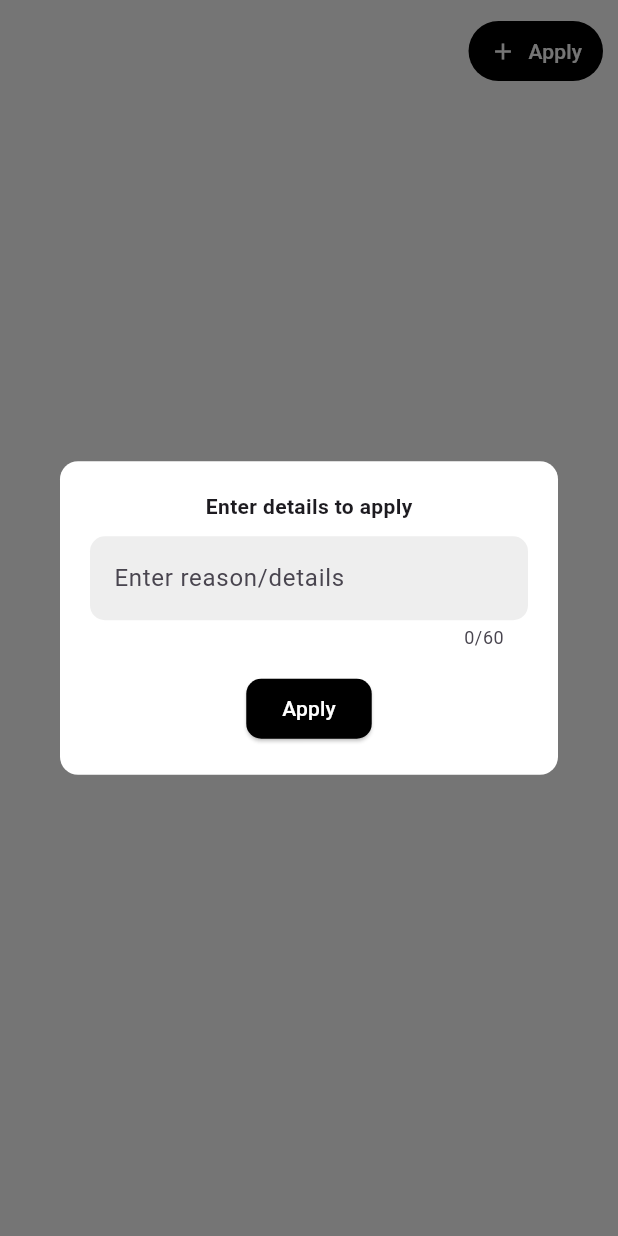
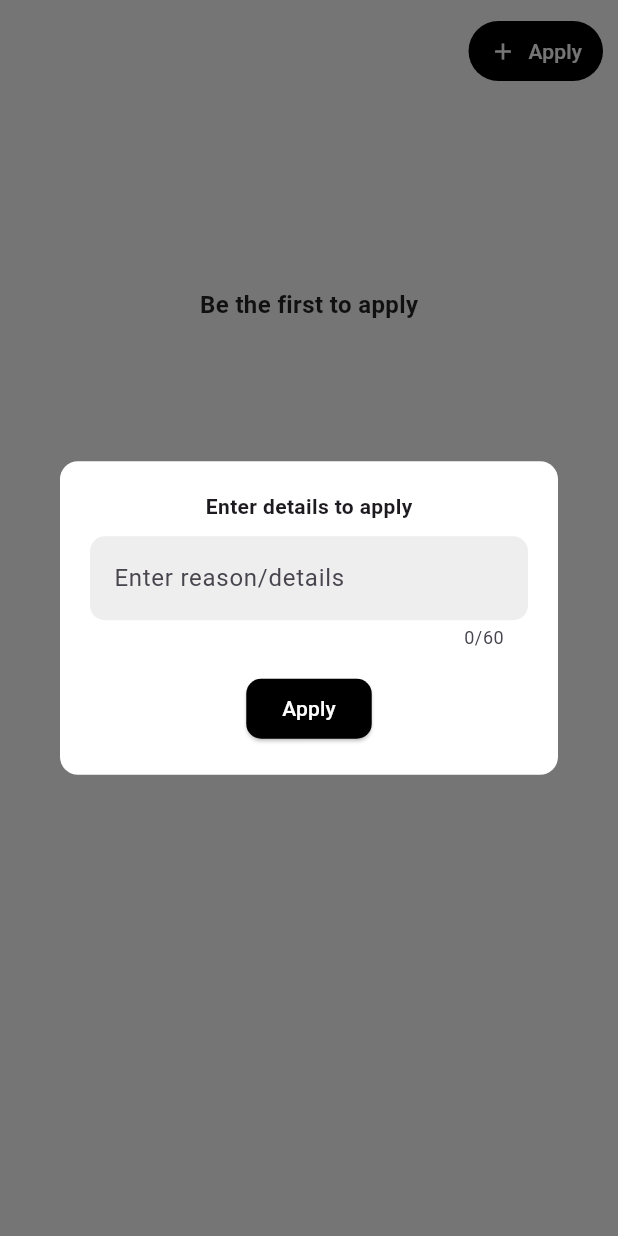
Before and after one commit to jainambarbhaya1509/Scheduler, a Flutter app: the ApplyModal widget shown alone on an empty page, opened directly with empty values, after a tap on "Apply", on a phone screen of 412 x 824 dp. Run offline on Flutter 3.47's test engine with Material 3 defaults, Android fonts, the phone set to English and light mode, and no system bars; our stand-ins replace cloud_firestore, device_preview, firebase_core, get; missing offline and left inert: excel; accounts and stored records are empty.

Commit message:
added paged for time table coordinator

```diff
--- a/lib/controller/login_controller.dart
+++ b/lib/controller/login_controller.dart
@@ -49,6 +49,8 @@ class LoginController extends GetxController {
         user["email"] ?? "",
         user["department"] ?? "",
         hod: user["isHOD"] ?? false,
+        admin: user["isAdmin"] ?? false,
+
       );
 
       Get.snackbar("Success", "Welcome ${user['username']}");
--- a/lib/controller/profile_controller.dart
+++ b/lib/controller/profile_controller.dart
@@ -9,6 +9,7 @@ class ProfileController extends GetxController {
   final username = "".obs;
   final email = "".obs;
   final isHOD = false.obs;
+  final isAdmin = false.obs;
   final loading = true.obs;
 
   final String userEmail;
@@ -36,6 +37,8 @@ class ProfileController extends GetxController {
         username.value = data["username"] ?? "";
         email.value = data["email"] ?? "";
         isHOD.value = data["isHOD"] ?? false;
+        isAdmin.value = data["isAdmin"] ?? false;
+
       }
     }, onError: (e) {
       loading.value = false;
--- a/lib/controller/user_controller.dart
+++ b/lib/controller/user_controller.dart
@@ -6,14 +6,16 @@ class UserController extends GetxController {
   final RxString email = "".obs;
   final RxString department = "".obs;
   final RxBool isHOD = false.obs;
+  final RxBool isAdmin = false.obs;
 
   /// Set the current logged-in user info
-  void setUser(String id, String name, String userEmail, String dept, {bool hod = false}) {
+  void setUser(String id, String name, String userEmail, String dept, {bool hod = false, bool admin = false}) {
     userId.value = id;
     username.value = name;
     email.value = userEmail;
     department.value = dept;
     isHOD.value = hod;
+    isAdmin.value = admin;
   }
 
   /// Clear user data on logout
@@ -23,5 +25,6 @@ class UserController extends GetxController {
     email.value = "";
     department.value = "";
     isHOD.value = false;
+    isAdmin.value = false;
   }
 }
--- a/lib/pages/login/login_page.dart
+++ b/lib/pages/login/login_page.dart
@@ -82,8 +82,8 @@ class LoginPage extends StatelessWidget {
                   if (user != null) {
                     final email = controller.emailController.text.trim();
                     final isHOD = user["isHOD"] ?? false;
-
-                    Get.off(() => HomePage(loggedEmail: email, isHOD: isHOD));
+                    final isAdmin = user["isAdmin"] ?? false;
+                    Get.off(() => HomePage(loggedEmail: email, isHOD: isHOD, isAdmin: isAdmin,));
                   }
                 },
           label: controller.isLoading.value
--- a/lib/pages/profile/profile_page.dart
+++ b/lib/pages/profile/profile_page.dart
@@ -33,7 +33,7 @@ class ProfilePage extends StatelessWidget {
               const SizedBox(height: 30),
               _buildInfoTile("Name", controller.username.value),
               _buildInfoTile("Email", controller.email.value),
-              _buildInfoTile("Role", controller.isHOD.value ? "HOD" : "Faculty"),
+              _buildInfoTile("Role", controller.isHOD.value ? "Head of Department" : controller.isAdmin.value ? "Time Table Coordinator" : "Faculty"),
               const Spacer(),
               _buildLogoutButton(),
             ],
--- a/lib/widgets/apply_modal_widget.dart
+++ b/lib/widgets/apply_modal_widget.dart
@@ -1,7 +1,6 @@
 import 'package:flutter/material.dart';
 import 'package:get/get.dart';
 import 'package:schedule/controller/timings_controller.dart';
-import 'package:schedule/controller/user_controller.dart';
 import 'package:schedule/models/class_avalability_model.dart';
 
 class ApplyModal extends StatelessWidget {
@@ -23,9 +22,7 @@ class ApplyModal extends StatelessWidget {
   @override
   Widget build(BuildContext context) {
     final timingController = Get.find<TimingsController>();
-    final userController = Get.find<UserController>();
 
-    print(userController.username);
     return Container(
       padding: const EdgeInsets.all(10),
       width: double.infinity,
@@ -92,7 +89,6 @@ class ApplyModal extends StatelessWidget {
 
                               ElevatedButton(
                                 onPressed: () {
-                                  print(userController.email);
                                   final reason = reasonController.text.trim();
                                   if (reason.isEmpty) return;
 
@@ -145,9 +141,20 @@ class ApplyModal extends StatelessWidget {
 
           const SizedBox(height: 20),
 
-          Container(
+          SizedBox(
             height: 250,
-            child: ListView.builder(
+            child: applicants.isEmpty
+                ? const Center(
+                    child: Text(
+                      "Be the first to apply",
+                      style: TextStyle(
+                        fontSize: 16,
+                        fontWeight: FontWeight.w600,
+                        color: Colors.black87,
+                      ),
+                    ),
+                  )
+                : ListView.builder(
                     itemCount: applicants.length,
                     itemBuilder: (context, index) {
                       final applicant = applicants[index];
@@ -165,12 +172,18 @@ class ApplyModal extends StatelessWidget {
                                   children: [
                                     TextSpan(
                                       text: "${applicant.name}\n",
-                                style: Theme.of(context).textTheme.bodyMedium
-                                    ?.copyWith(fontWeight: FontWeight.w600),
+                                      style: Theme.of(context)
+                                          .textTheme
+                                          .bodyMedium
+                                          ?.copyWith(
+                                            fontWeight: FontWeight.w600,
+                                          ),
                                     ),
                                     TextSpan(
                                       text: applicant.description,
-                                style: Theme.of(context).textTheme.bodySmall
+                                      style: Theme.of(context)
+                                          .textTheme
+                                          .bodySmall
                                           ?.copyWith(color: Colors.black54),
                                     ),
                                   ],
```
Also changed, not shown: lib/pages/home.dart (+43 -13 lines), lib/pages/manage_timetable/add_timetable.dart (added, +20 -0 lines), lib/pages/manage_timetable/view_reservations.dart (added, +20 -0 lines). Lines whose indentation alone changed are shown as unchanged.
